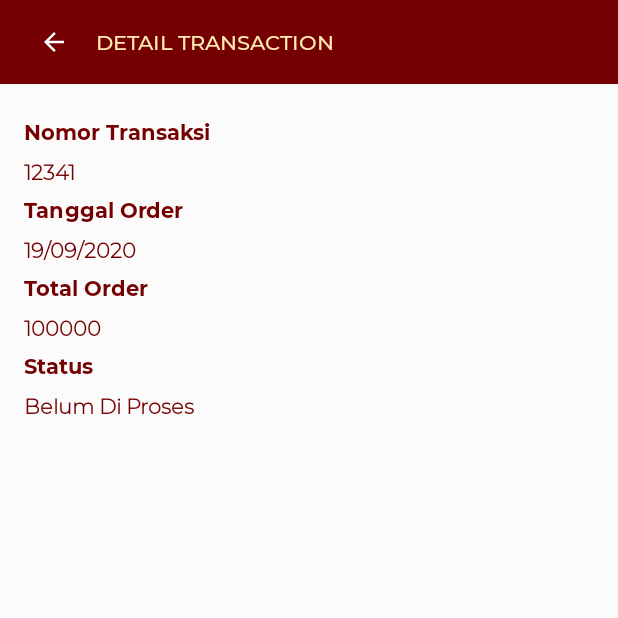
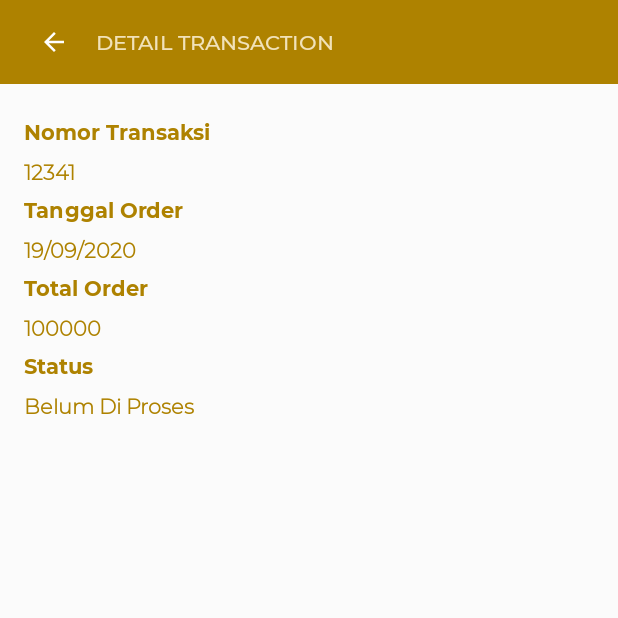
Before and after one commit to nurzainpradana/BarbershopApp, an Android app: the DetailTransactionAct screen opened directly, with no data from a screen before it, on a phone screen of 412 x 824 dp, the top half of it. Run offline under Robolectric (Android 15) with nearby library versions, the phone set to English and light mode, and no system bars; 2 statements that could not run were skipped.

```diff
--- a/app/src/main/java/com/firmansyah/barbershop/view/detail/DetailProduct.java
+++ b/app/src/main/java/com/firmansyah/barbershop/view/detail/DetailProduct.java
@@ -252,7 +252,7 @@ public class DetailProduct extends AppCompatActivity implements View.OnClickList
                 startActivity(goToMaps);
                  */
                 // Create a Uri from an intent string. Use the result to create an Intent.
-                Uri gmmIntentUri = Uri.parse("geo:"+latitude+","+longitude);
+                Uri gmmIntentUri = Uri.parse("google.navigation:q="+latitude+","+longitude);
                 // Create an Intent from gmmIntentUri. Set the action to ACTION_VIEW
                 Intent mapIntent = new Intent(Intent.ACTION_VIEW, gmmIntentUri);
                 // Make the Intent explicit by setting the Google Maps package
--- a/app/src/main/java/com/firmansyah/barbershop/view/main/MainActivity.java
+++ b/app/src/main/java/com/firmansyah/barbershop/view/main/MainActivity.java
@@ -12,6 +12,7 @@ import android.view.MenuInflater;
 import android.view.MenuItem;
 import android.widget.TextView;
 
+import com.firmansyah.barbershop.databinding.ActivityMainBinding;
 import com.google.android.material.bottomnavigation.BottomNavigationView;
 import com.firmansyah.barbershop.R;
 import com.firmansyah.barbershop.util.Const;
@@ -22,6 +23,7 @@ import com.firmansyah.barbershop.view.profile.ProfileFragment;
 import com.firmansyah.barbershop.view.transaction.TransactionFragment;
 
 public class MainActivity extends AppCompatActivity {
+    ActivityMainBinding bind;
     private TextView textView;
 
     //BottomNavBar
@@ -60,7 +62,8 @@ public class MainActivity extends AppCompatActivity {
     @Override
     protected void onCreate(Bundle savedInstanceState) {
         super.onCreate(savedInstanceState);
-        setContentView(R.layout.activity_main);
+        bind = ActivityMainBinding.inflate(getLayoutInflater());
+        setContentView(bind.getRoot());
 
         bottomNavigationView = findViewById(R.id.bottom_navigation_view);
         bottomNavigationView.setOnNavigationItemSelectedListener(mOnNavigationItemSelectedListener);
--- a/app/src/main/res/layout/activity_detail_product.xml
+++ b/app/src/main/res/layout/activity_detail_product.xml
@@ -34,7 +34,7 @@
                 android:layout_width="wrap_content"
                 android:layout_height="wrap_content"
                 android:fontFamily="@font/mont_medium"
-                android:text="DETAIL PRODUCT"
+                android:text="@string/detail_barbershop_text"
                 android:textColor="@color/warna5"
                 app:layout_constraintBottom_toBottomOf="parent"
                 app:layout_constraintStart_toStartOf="parent"
@@ -70,7 +70,7 @@
                 android:id="@+id/img_detail_product"
                 android:layout_width="0dp"
                 android:layout_height="300dp"
-                android:src="@drawable/ic_sembako"
+                tools:src="@drawable/ic_profil"
                 android:scaleType="fitXY"
                 app:layout_constraintEnd_toEndOf="parent"
                 app:layout_constraintStart_toStartOf="parent"
--- a/app/src/main/res/layout/activity_main.xml
+++ b/app/src/main/res/layout/activity_main.xml
@@ -29,8 +29,9 @@
                 android:layout_width="wrap_content"
                 android:layout_height="wrap_content"
                 android:fontFamily="@font/mont_medium"
-                android:text="Aplikasi Koperasi Masjid"
+                android:text="@string/app_name"
                 android:textColor="@color/warna5"
+                android:textAllCaps="true"
                 app:layout_constraintBottom_toBottomOf="parent"
                 app:layout_constraintStart_toStartOf="parent"
                 app:layout_constraintTop_toTopOf="parent" />
@@ -51,7 +52,7 @@
         android:layout_height="55dp"
         android:layout_marginStart="0dp"
         android:layout_marginEnd="0dp"
-        android:background="@color/color_five"
+        android:background="@color/color_three"
         android:elevation="3dp"
         app:menu="@menu/bottom_nav_menu"
         app:layout_constraintBottom_toBottomOf="parent"
--- a/app/src/main/res/values/colors.xml
+++ b/app/src/main/res/values/colors.xml
@@ -3,18 +3,18 @@
 
     <color name="background_colour">#FBFBFB</color>
 
-    <color name="color_one">#AE0001</color>
-    <color name="color_two">#740001</color>
-    <color name="color_three">#eeba30</color>
+    <color name="color_one">#201E1E</color>
+    <color name="color_two">#AE8200</color>
+    <color name="color_three">#D1AD4D</color>
     <color name="color_four">#d3a625</color>
-    <color name="color_five">#FFEAB2</color>
+    <color name="color_five">#F1E2B9</color>
 
 
-    <color name="warna1">#AE0001</color>
-    <color name="warna2">#740001</color>
-    <color name="warna3">#eeba30</color>
+    <color name="warna1">#201E1E</color>
+    <color name="warna2">#AE8200</color>
+    <color name="warna3">#D1AD4D</color>
     <color name="warna4">#d3a625</color>
-    <color name="warna5">#FFEAB2</color>
+    <color name="warna5">#F1E2B9</color>
     <color name="colorWhite">#ffffff</color>
     <color name="colorBlack">#000000</color>
 
--- a/app/src/main/res/values/strings.xml
+++ b/app/src/main/res/values/strings.xml
@@ -1,6 +1,6 @@
 <resources>
 
-    <string name="app_name">Aplikasi Koperasi Masjid</string>
+    <string name="app_name">Barbershop App</string>
     <string name="title_cooperative_name">Koperasi Masjid \n AT- TAQWA \n Alamanda Regensi</string>
     <string name="login">LOGIN</string>
     <string name="username">Username</string>
@@ -181,5 +181,6 @@
     </string>
     <string name="action_settings">Settings</string>
     <string name="title_activity_maps">Map</string>
+    <string name="detail_barbershop_text">Detail Barbershop</string>
 
 </resources>
--- a/app/src/main/res/values/styles.xml
+++ b/app/src/main/res/values/styles.xml
@@ -1,7 +1,7 @@
 <resources>
 
     <!-- Base application theme. -->
-    <style name="AppTheme" parent="Theme.AppCompat.Light.NoActionBar">
+    <style name="AppTheme" parent="Theme.AppCompat.DayNight.NoActionBar">
         <!-- Customize your theme here. -->
         <item name="colorPrimary">@color/color_one</item>
         <item name="colorPrimaryDark">@color/color_two</item>
```
